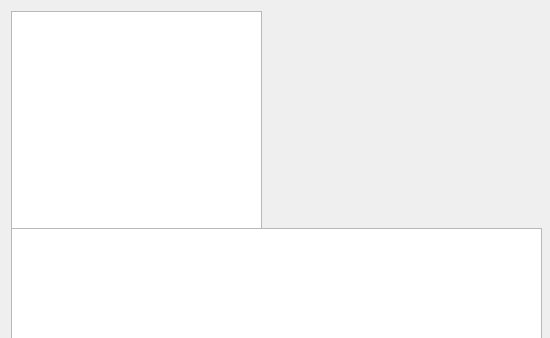
Above: VLNvika3/analyze.ui from Gylfian/VLN-vika-3 before the change; both pictures show x 0 to 550 and y 0 to 338 of the 550 by 562 pixel window. Below: the same form after it.
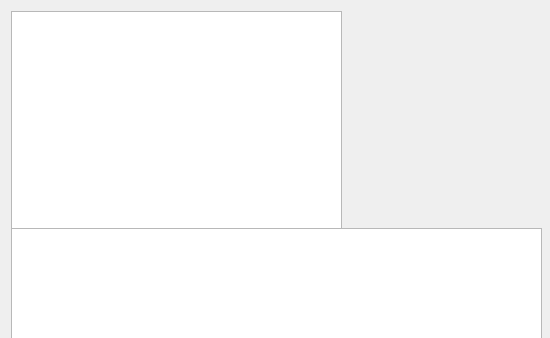
That is the form after the change.

Commit message: Analyze ready

```diff
--- a/VLNvika3/analyze.ui
+++ b/VLNvika3/analyze.ui
@@ -30,7 +30,7 @@
     <rect>
      <x>11</x>
      <y>11</y>
-     <width>251</width>
+     <width>331</width>
      <height>221</height>
     </rect>
    </property>
@@ -68,9 +68,9 @@
   <widget class="QLabel" name="label">
    <property name="geometry">
     <rect>
-     <x>264</x>
-     <y>15</y>
-     <width>270</width>
+     <x>350</x>
+     <y>10</y>
+     <width>180</width>
      <height>210</height>
     </rect>
    </property>
```
The commit also changes 3 other files.
